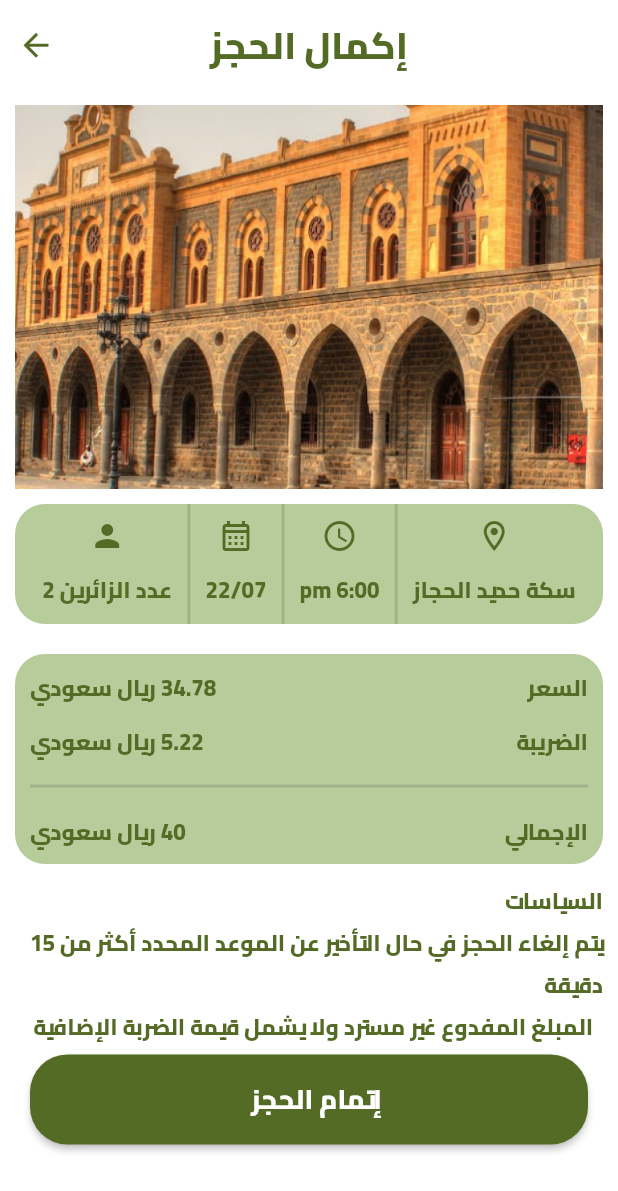
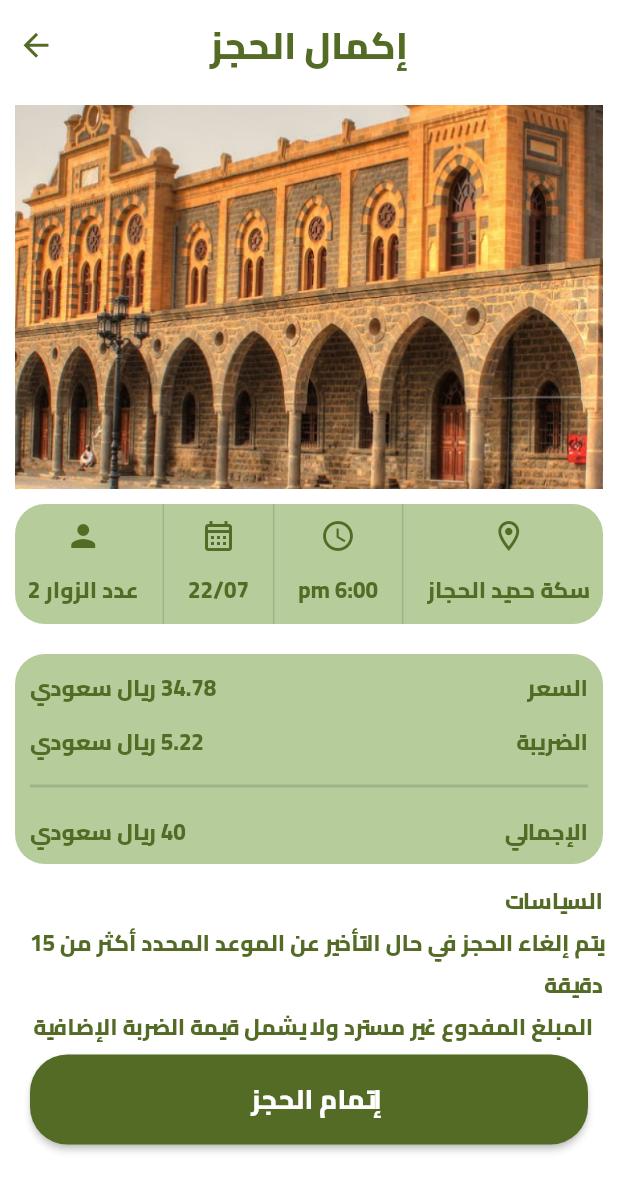
Before and after one commit to EbrahimMShaaban/visit_medina, a Flutter app: the FinalReserv screen opened directly, on a phone screen of 412 x 824 dp. Shown: the top 1191 px of the screen. Run offline on Flutter 3.47's test engine with Material 2 defaults, Android fonts, the phone set to English and light mode, and no system bars; our stand-ins replace awesome_dialog, flutter_bloc, flutter_rating_bar, flutter_slider_drawer, flutter_time_picker_spinner, geolocator and 2 more; missing offline and left inert: horizontal_calendar.

Commit message:
app bar $ text overflow

```diff
--- a/lib/features/User/reversaation/finalres.dart
+++ b/lib/features/User/reversaation/finalres.dart
@@ -46,9 +46,10 @@ class FinalReserv extends StatelessWidget {
                 fit: BoxFit.fitWidth,
               ),
               Container(
-                padding: EdgeInsets.symmetric(horizontal: 15),
+              //  padding: EdgeInsets.symmetric(horizontal: 15),
                 margin: EdgeInsets.symmetric(vertical: 10),
                 height: 80,
+                width: MediaQueryHelper.sizeFromWidth(context, 1),
                 decoration: BoxDecoration(
                     borderRadius: BorderRadius.circular(20),
                     color: AppColors.greenlight),
@@ -63,14 +64,14 @@ class FinalReserv extends StatelessWidget {
                       ],
                     ),
                     const VerticalDivider(
-                      thickness: 2,
+                      thickness: 1,
                     ),
                     Column(
                       mainAxisAlignment: MainAxisAlignment.spaceEvenly,
                       children: [Icon(Icons.access_time), Text('6:00 pm')],
                     ),
                     const VerticalDivider(
-                      thickness: 2,
+                      thickness: 1,
                     ),
                     Column(
                       mainAxisAlignment: MainAxisAlignment.spaceEvenly,
@@ -80,11 +81,15 @@ class FinalReserv extends StatelessWidget {
                       ],
                     ),
                     const VerticalDivider(
-                      thickness: 2,
+                      thickness: 1,
                     ),
                     Column(
+
                       mainAxisAlignment: MainAxisAlignment.spaceEvenly,
-                      children: [Icon(Icons.person), Text('عدد الزائرين 2')],
+                      children: [Icon(Icons.person), Text('عدد الزوار 2',maxLines: 2,
+
+                        overflow: TextOverflow.clip,
+                      )],
                     ),
                   ],
                 ),
--- a/lib/features/User/view.dart
+++ b/lib/features/User/view.dart
@@ -18,6 +18,8 @@ class VisitorView extends StatelessWidget {
   Widget build(BuildContext context) {
     return Scaffold(
       appBar: AppBar(
+        toolbarHeight: 80,
+        title: Image.asset(AppImages.Logo,height: 70),
         actions: [
           Padding(
             padding: const EdgeInsets.symmetric(vertical: 10),
@@ -25,7 +27,7 @@ class VisitorView extends StatelessWidget {
                 onPressed: () {
                   navigateTo(context, ProfilUser());
                 },
-                icon: Icon(Icons.person)),
+                icon: Icon(Icons.person,size: 35,)),
           ),
         ],
         leading: Padding(
```
